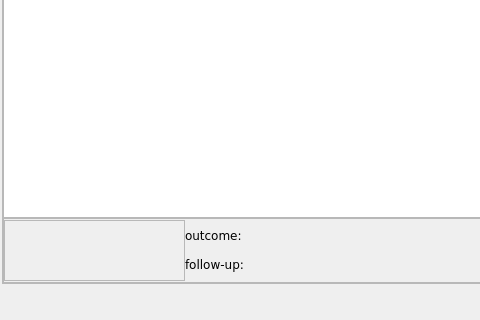
The window that src/meta.ui (AliSalman-et-al/openmeta-analyst-community) describes before a commit, drawn with Qt 5; both pictures show x 0 to 480 and y 298 to 618 of the 1000 by 618 pixel window.
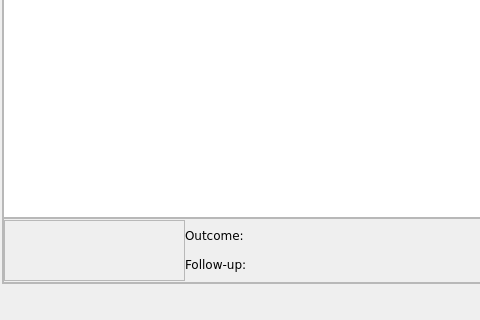
The same window after the commit. Icons and pictures are not drawn.

What changed in the file:
```diff
--- a/src/meta.ui
+++ b/src/meta.ui
@@ -330,7 +330,7 @@
                    </font>
                   </property>
                   <property name="text">
-                   <string>outcome:</string>
+                   <string>Outcome:</string>
                   </property>
                  </widget>
                 </item>
@@ -360,7 +360,7 @@
                    </font>
                   </property>
                   <property name="text">
-                   <string>follow-up:</string>
+                   <string>Follow-up:</string>
                   </property>
                  </widget>
                 </item>
```
